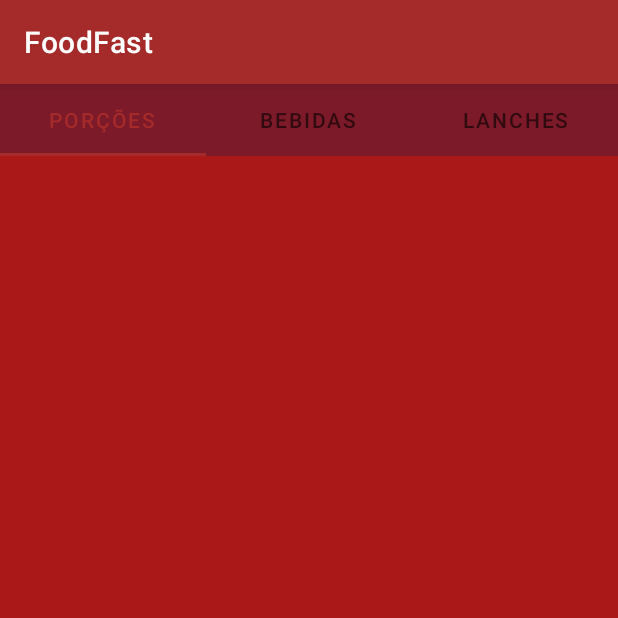
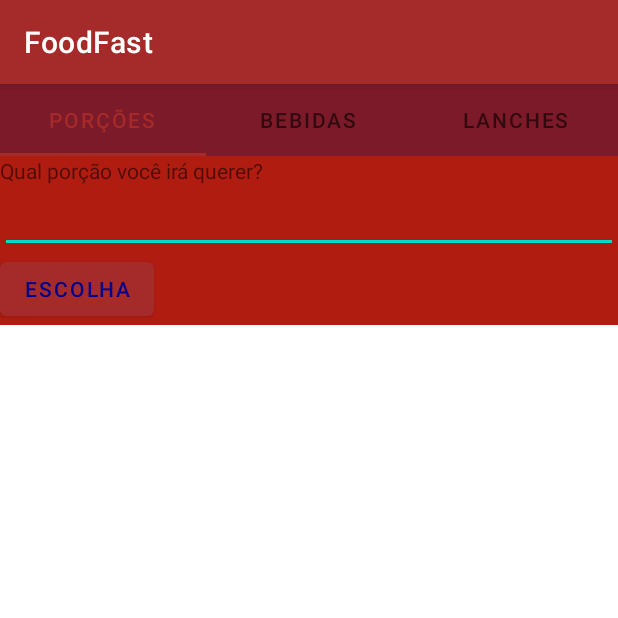
Before and after one commit to DaniloHY/FoodFast, an Android app: the screen it shows after launch (MenuTabBar_Activity), on a phone screen of 412 x 824 dp, the top half of it. Run offline under Robolectric (Android 15) with nearby library versions, the phone set to English and light mode, and no system bars.

Commit message:
fragment

```diff
--- a/app/src/main/res/layout/fragment_porcoes.xml
+++ b/app/src/main/res/layout/fragment_porcoes.xml
@@ -3,6 +3,7 @@
     xmlns:tools="http://schemas.android.com/tools"
     android:layout_width="match_parent"
     android:layout_height="match_parent"
+    android:background="#B11C11"
     android:orientation="vertical"
     tools:context=".PorcoesFragment">
 
@@ -15,7 +16,8 @@
     <EditText
         android:id="@+id/edtPorcoes"
         android:layout_width="match_parent"
-        android:layout_height="wrap_content" />
+        android:layout_height="wrap_content"
+        tools:ignore="SpeakableTextPresentCheck,TouchTargetSizeCheck" />
 
     <Button
         android:id="@+id/btnEscolha"
--- a/app/src/main/res/layout/menu_tab_bar_layout.xml
+++ b/app/src/main/res/layout/menu_tab_bar_layout.xml
@@ -31,13 +31,10 @@
             android:text="Lanches" />
     </com.google.android.material.tabs.TabLayout>
 
-    <FrameLayout
+    <include layout="@layout/fragment_porcoes"
+        android:layout_height="wrap_content"
+        android:layout_width="match_parent"
         android:layout_below="@id/idTabLayout"
-        android:background="#AA1818"
-        android:id="@+id/idContainerTabLayout"
-        android:layout_width="match_parent"
-        android:layout_height="match_parent">
-
-    </FrameLayout>
+        />
 
 </RelativeLayout>
```
